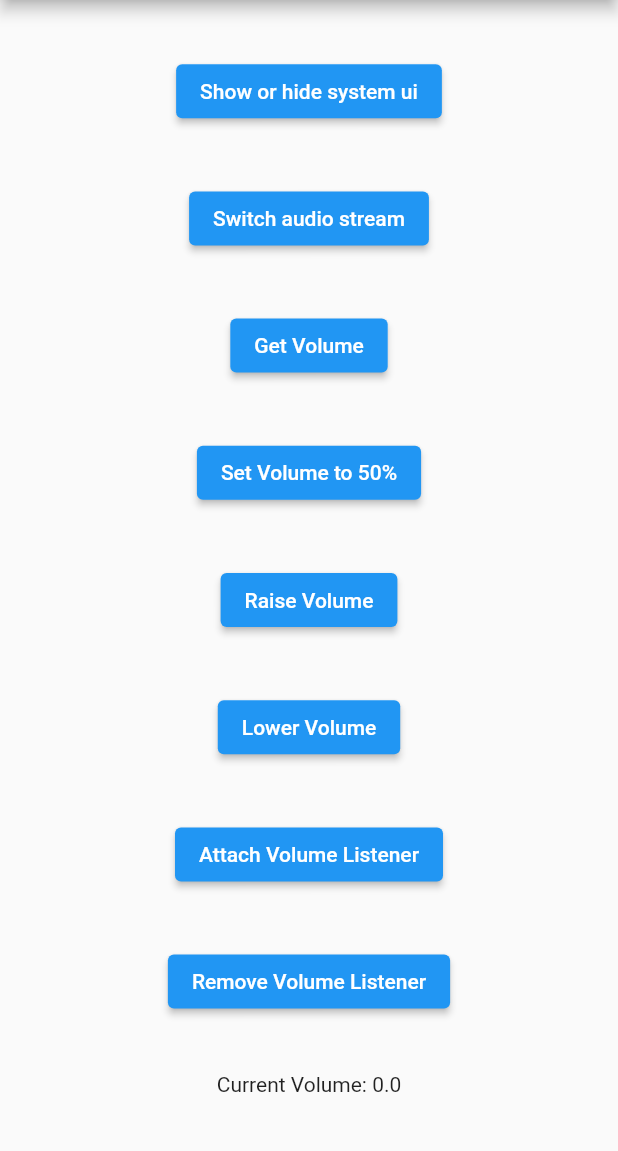
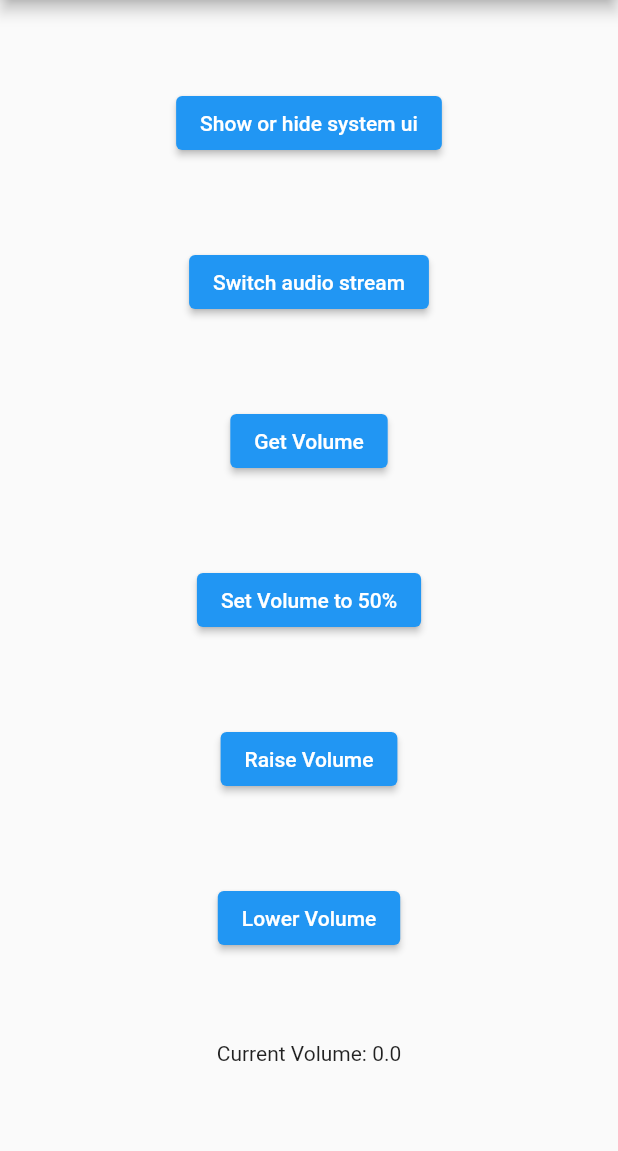
Before and after one commit to yosemiteyss/flutter_volume_controller, a Flutter app: the screen it shows after launch, on a phone screen of 412 x 824 dp, the part 84-1235 px from its top. Run offline on Flutter 3.47's test engine with Material 2 defaults, Android fonts, the light colour scheme and no system bars.

Commit message:
simplify example

```diff
--- a/example/lib/main.dart
+++ b/example/lib/main.dart
@@ -23,6 +23,11 @@ class _MyAppState extends State<MyApp> {
   @override
   void initState() {
     super.initState();
+    FlutterVolumeController.addListener((volume) {
+      setState(() {
+        _currentVolume = volume;
+      });
+    });
     FlutterVolumeController.setAndroidAudioStream(stream: AudioStream.music);
   }
 
@@ -131,38 +136,6 @@ class _MyAppState extends State<MyApp> {
                 },
               ),
             ),
-            Center(
-              child: ElevatedButton(
-                child: const Text('Attach Volume Listener'),
-                onPressed: () {
-                  FlutterVolumeController.addListener((volume) {
-                    setState(() {
-                      _currentVolume = volume;
-                    });
-                  });
-                  _scaffoldMessengerKey.currentState?.showSnackBar(
-                    const SnackBar(
-                      content: Text('Volume listener attached.'),
-                      duration: Duration(seconds: 1),
-                    ),
-                  );
-                },
-              ),
-            ),
-            Center(
-              child: ElevatedButton(
-                child: const Text('Remove Volume Listener'),
-                onPressed: () {
-                  FlutterVolumeController.removeListener();
-                  _scaffoldMessengerKey.currentState?.showSnackBar(
-                    const SnackBar(
-                      content: Text('Volume listener removed.'),
-                      duration: Duration(seconds: 1),
-                    ),
-                  );
-                },
-              ),
-            ),
             Text('Current Volume: $_currentVolume'),
           ],
         ),
```
